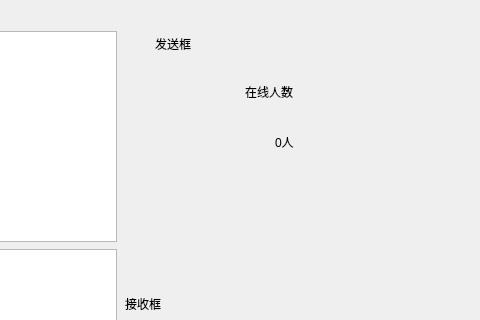
Old version of the form qt/client.ui in the repository daimiaopeng/chat; both pictures show x 355 to 835 and y 0 to 320 of the 835 by 558 pixel window.
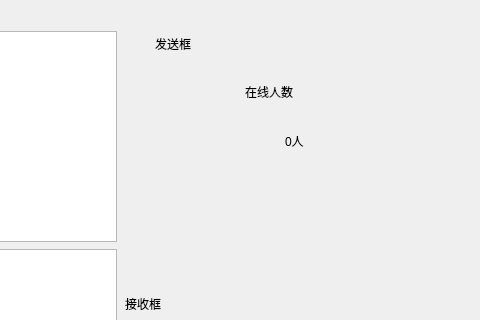
New version of the form.

What changed in the file:
```diff
--- a/qt/client.ui
+++ b/qt/client.ui
@@ -137,10 +137,10 @@
         <widget class="QLabel" name="label_6">
             <property name="geometry">
                 <rect>
-                    <x>630</x>
+     <x>640</x>
                     <y>120</y>
-                    <width>47</width>
-                    <height>44</height>
+     <width>101</width>
+     <height>41</height>
                 </rect>
             </property>
             <property name="styleSheet">
```
Lines whose indentation alone changed are shown as unchanged.
